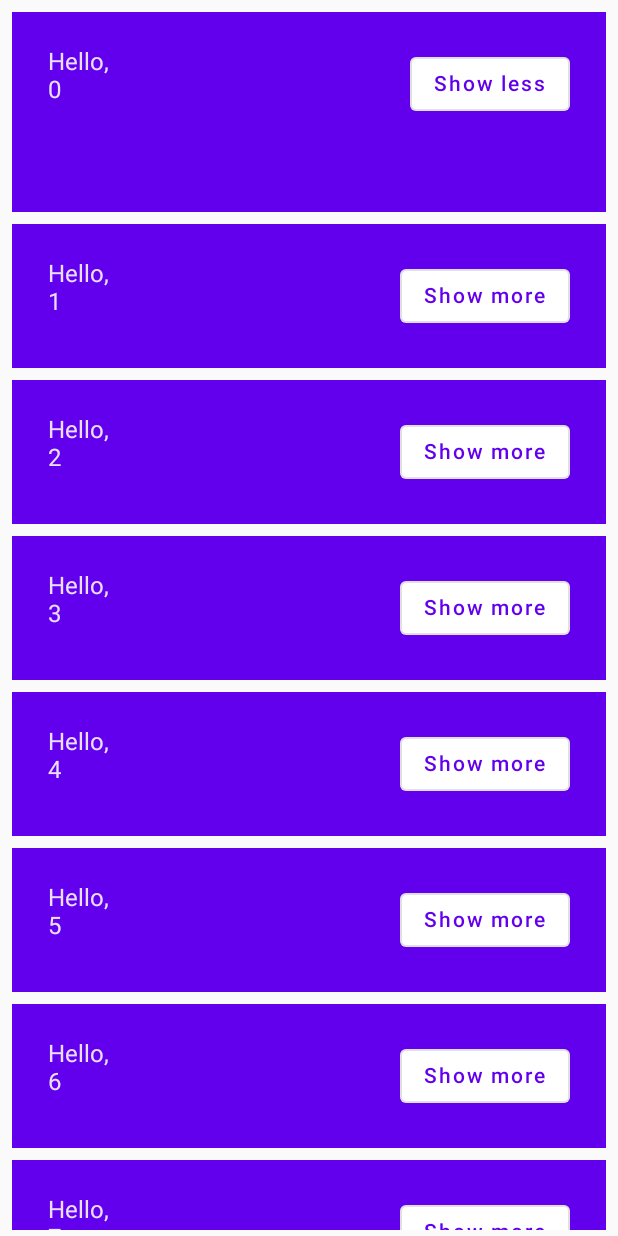
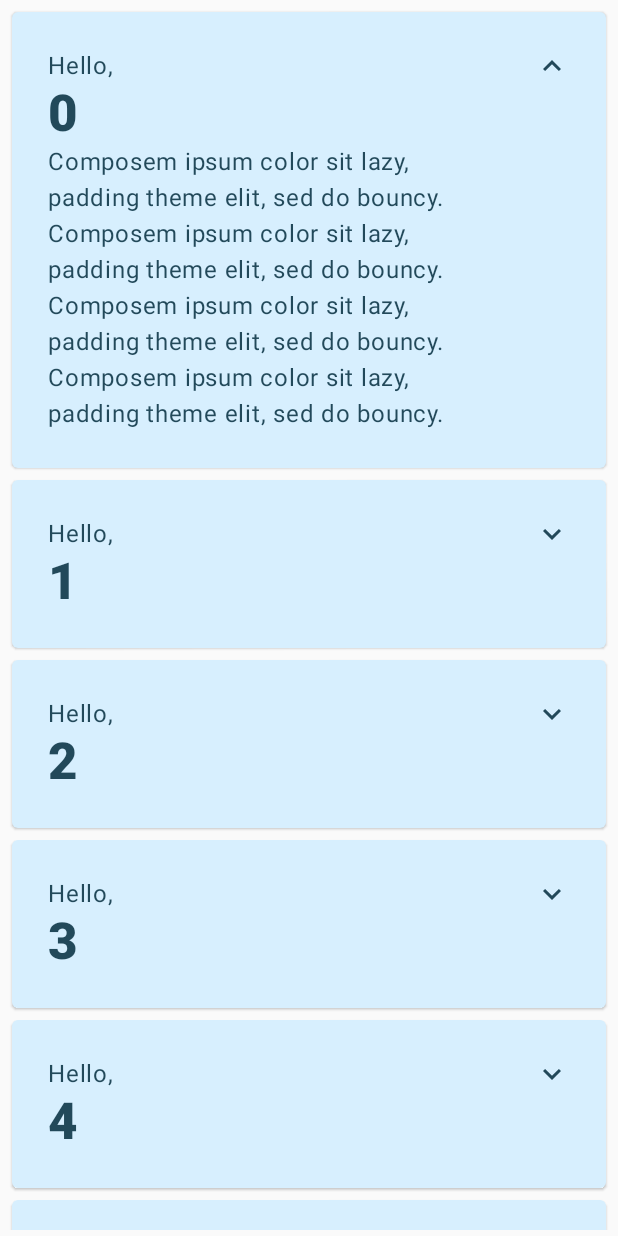
Before and after one commit to AlexUioreanu96/FirstCompose, an Android app built with Jetpack Compose: the screen it shows after launch (MainActivity), after a tap on "Show more", on a phone screen of 412 x 824 dp. Run offline under Robolectric (Android 15) with nearby library versions, the phone set to English and light mode, and no system bars; 1 other tap on this screen came first.

```diff
--- a/app/build.gradle
+++ b/app/build.gradle
@@ -5,12 +5,12 @@ plugins {
 
 android {
     namespace 'com.example.firstcompose'
-    compileSdk 32
+    compileSdk 33
 
     defaultConfig {
         applicationId "com.example.firstcompose"
         minSdk 31
-        targetSdk 32
+        targetSdk 33
         versionCode 1
         versionName "1.0"
 
@@ -47,13 +47,14 @@ android {
 }
 
 dependencies {
+    implementation "androidx.compose.material:material-icons-extended:$compose_version"
 
-    implementation 'androidx.core:core-ktx:1.7.0'
-    implementation 'androidx.lifecycle:lifecycle-runtime-ktx:2.3.1'
-    implementation 'androidx.activity:activity-compose:1.3.1'
+    implementation 'androidx.core:core-ktx:1.8.0'
+    implementation 'androidx.lifecycle:lifecycle-runtime-ktx:2.5.1'
+    implementation 'androidx.activity:activity-compose:1.5.1'
     implementation "androidx.compose.ui:ui:$compose_ui_version"
     implementation "androidx.compose.ui:ui-tooling-preview:$compose_ui_version"
-    implementation 'androidx.compose.material:material:1.2.0'
+    implementation 'androidx.compose.material:material:1.2.1'
     testImplementation 'junit:junit:4.13.2'
     androidTestImplementation 'androidx.test.ext:junit:1.1.3'
     androidTestImplementation 'androidx.test.espresso:espresso-core:3.4.0'
--- a/app/src/main/java/com/example/firstcompose/MainActivity.kt
+++ b/app/src/main/java/com/example/firstcompose/MainActivity.kt
@@ -1,22 +1,25 @@
 package com.example.firstcompose
 
+import android.content.res.Configuration.UI_MODE_NIGHT_YES
 import android.os.Bundle
 import androidx.activity.ComponentActivity
 import androidx.activity.compose.setContent
+import androidx.compose.animation.animateContentSize
 import androidx.compose.animation.core.Spring
-import androidx.compose.animation.core.animateDpAsState
 import androidx.compose.animation.core.spring
 import androidx.compose.foundation.layout.*
 import androidx.compose.foundation.lazy.LazyColumn
 import androidx.compose.foundation.lazy.items
 import androidx.compose.material.*
-import androidx.compose.runtime.Composable
-import androidx.compose.runtime.getValue
-import androidx.compose.runtime.mutableStateOf
+import androidx.compose.material.icons.Icons
+import androidx.compose.material.icons.filled.ExpandLess
+import androidx.compose.material.icons.filled.ExpandMore
+import androidx.compose.runtime.*
 import androidx.compose.runtime.saveable.rememberSaveable
-import androidx.compose.runtime.setValue
 import androidx.compose.ui.Alignment
 import androidx.compose.ui.Modifier
+import androidx.compose.ui.res.stringResource
+import androidx.compose.ui.text.font.FontWeight
 import androidx.compose.ui.tooling.preview.Preview
 import androidx.compose.ui.unit.dp
 import com.example.firstcompose.ui.theme.FirstComposeTheme
@@ -32,9 +35,12 @@ class MainActivity : ComponentActivity() {
     }
 }
 
+@Preview(
+    showBackground = true, widthDp = 320, uiMode = UI_MODE_NIGHT_YES, name = "DefaultPreviewDark"
+)
+
 @Composable
 fun MyApp() {
-
     var shouldShowOnboarding by rememberSaveable { mutableStateOf(true) }
 
     if (shouldShowOnboarding) {
@@ -55,8 +61,7 @@ fun OnboardingScreen(onContinueClicked: () -> Unit) {
         ) {
             Text("Welcome to the Basics Codelab!")
             Button(
-                modifier = Modifier.padding(vertical = 24.dp),
-                onClick = onContinueClicked
+                modifier = Modifier.padding(vertical = 24.dp), onClick = onContinueClicked
             ) {
                 Text("Continue")
             }
@@ -83,34 +88,57 @@ fun OnboardingPreview() {
 
 @Composable
 private fun Greeting(name: String) {
+    Card(
+        backgroundColor = MaterialTheme.colors.primary,
+        modifier = Modifier.padding(vertical = 4.dp, horizontal = 8.dp)
+    ) {
+        CardContent(name)
+    }
+}
 
-    val expanded = rememberSaveable { mutableStateOf(false) }
+@Composable
+private fun CardContent(name: String) {
+    var expanded by remember { mutableStateOf(false) }
 
-    val extraPadding by animateDpAsState(
-        if (expanded.value) 48.dp else 0.dp,
+    Row(
+        modifier = Modifier
+            .padding(12.dp)
+            .animateContentSize(
                 animationSpec = spring(
                     dampingRatio = Spring.DampingRatioMediumBouncy,
                     stiffness = Spring.StiffnessLow
                 )
             )
-    Surface(
-        color = MaterialTheme.colors.primary,
-        modifier = Modifier.padding(vertical = 4.dp, horizontal = 8.dp)
     ) {
-        Row(modifier = Modifier.padding(24.dp)) {
         Column(
             modifier = Modifier
                 .weight(1f)
-                    .padding(bottom = extraPadding.coerceAtLeast(0.dp))
+                .padding(12.dp)
         ) {
             Text(text = "Hello, ")
-                Text(text = name)
+            Text(
+                text = name,
+                style = MaterialTheme.typography.h4.copy(
+                    fontWeight = FontWeight.ExtraBold
+                )
+            )
+            if (expanded) {
+                Text(
+                    text = ("Composem ipsum color sit lazy, " +
+                            "padding theme elit, sed do bouncy. ").repeat(4),
+                )
             }
-            OutlinedButton(
-                onClick = { expanded.value = !expanded.value }
-            ) {
-                Text(if (expanded.value) "Show less" else "Show more")
         }
+        IconButton(onClick = { expanded = !expanded }) {
+            Icon(
+                imageVector = if (expanded) Icons.Filled.ExpandLess else Icons.Filled.ExpandMore,
+                contentDescription = if (expanded) {
+                    stringResource(R.string.show_less)
+                } else {
+                    stringResource(R.string.show_more)
+                }
+
+            )
         }
     }
 }
--- a/app/src/main/java/com/example/firstcompose/ui/theme/Color.kt
+++ b/app/src/main/java/com/example/firstcompose/ui/theme/Color.kt
@@ -6,3 +6,8 @@ val Purple200 = Color(0xFFBB86FC)
 val Purple500 = Color(0xFF6200EE)
 val Purple700 = Color(0xFF3700B3)
 val Teal200 = Color(0xFF03DAC5)
+
+val Navy = Color(0xFF073042)
+val Blue = Color(0xFF4285F4)
+val LightBlue = Color(0xFFD7EFFE)
+val Chartreuse = Color(0xFFEFF7CF)
--- a/app/src/main/java/com/example/firstcompose/ui/theme/Theme.kt
+++ b/app/src/main/java/com/example/firstcompose/ui/theme/Theme.kt
@@ -2,33 +2,31 @@ package com.example.firstcompose.ui.theme
 
 import androidx.compose.foundation.isSystemInDarkTheme
 import androidx.compose.material.MaterialTheme
+import androidx.compose.material.MaterialTheme.shapes
+import androidx.compose.material.MaterialTheme.typography
 import androidx.compose.material.darkColors
 import androidx.compose.material.lightColors
 import androidx.compose.runtime.Composable
-
+import androidx.compose.ui.graphics.Color
 private val DarkColorPalette = darkColors(
-    primary = Purple200,
-    primaryVariant = Purple700,
-    secondary = Teal200
+    surface = Blue,
+    onSurface = Navy,
+    primary = Navy,
+    onPrimary = Chartreuse
 )
 
 private val LightColorPalette = lightColors(
-    primary = Purple500,
-    primaryVariant = Purple700,
-    secondary = Teal200
-
-    /* Other default colors to override
-    background = Color.White,
-    surface = Color.White,
-    onPrimary = Color.White,
-    onSecondary = Color.Black,
-    onBackground = Color.Black,
-    onSurface = Color.Black,
-    */
+    surface = Blue,
+    onSurface = Color.White,
+    primary = LightBlue,
+    onPrimary = Navy
 )
 
 @Composable
-fun FirstComposeTheme(darkTheme: Boolean = isSystemInDarkTheme(), content: @Composable () -> Unit) {
+fun FirstComposeTheme(
+    darkTheme: Boolean = isSystemInDarkTheme(),
+    content: @Composable () -> Unit
+) {
     val colors = if (darkTheme) {
         DarkColorPalette
     } else {
@@ -37,8 +35,8 @@ fun FirstComposeTheme(darkTheme: Boolean = isSystemInDarkTheme(), content: @Comp
 
     MaterialTheme(
         colors = colors,
-        typography = Typography,
-        shapes = Shapes,
+        typography = typography,
+        shapes = shapes,
         content = content
     )
 }
--- a/app/src/main/res/values/strings.xml
+++ b/app/src/main/res/values/strings.xml
@@ -1,3 +1,5 @@
 <resources>
     <string name="app_name">FirstCompose</string>
+    <string name="show_less">Show less</string>
+    <string name="show_more">Show more</string>
 </resources>
--- a/build.gradle
+++ b/build.gradle
@@ -1,6 +1,7 @@
 buildscript {
     ext {
-        compose_ui_version = '1.2.0'
+        compose_ui_version = '1.2.1'
+        compose_version = '1.2.1'
     }
 }// Top-level build file where you can add configuration options common to all sub-projects/modules.
 plugins {
```
Lines whose indentation alone changed are shown as unchanged.
